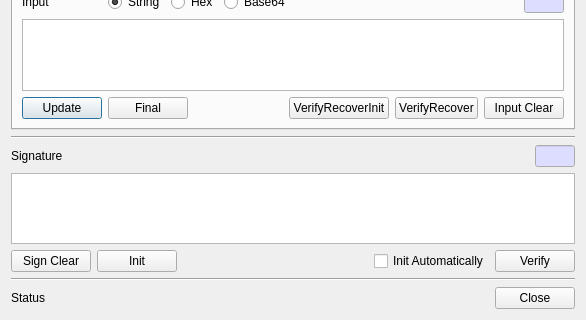
Before: the Qt Designer form CryptokiMan/verify_dlg.ui in jykim74/CryptokiMan, drawn with Qt 5; both pictures show x 0 to 586 and y 242 to 562 of the 586 by 562 pixel window.
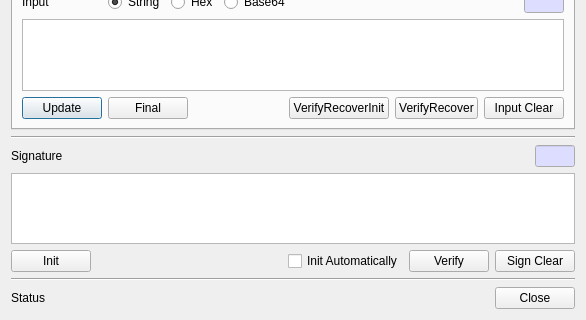
After: the same form once the commit is applied.

What changed in the file:
```diff
--- a/CryptokiMan/verify_dlg.ui
+++ b/CryptokiMan/verify_dlg.ui
@@ -1108,13 +1108,6 @@
      <property name="bottomMargin">
       <number>0</number>
      </property>
-     <item>
-      <widget class="QPushButton" name="mSignClearBtn">
-       <property name="text">
-        <string>Sign Clear</string>
-       </property>
-      </widget>
-     </item>
      <item>
       <widget class="QPushButton" name="mInitBtn">
        <property name="text">
@@ -1149,6 +1142,13 @@
        </property>
       </widget>
      </item>
+     <item>
+      <widget class="QPushButton" name="mSignClearBtn">
+       <property name="text">
+        <string>Sign Clear</string>
+       </property>
+      </widget>
+     </item>
     </layout>
    </item>
    <item>
```
